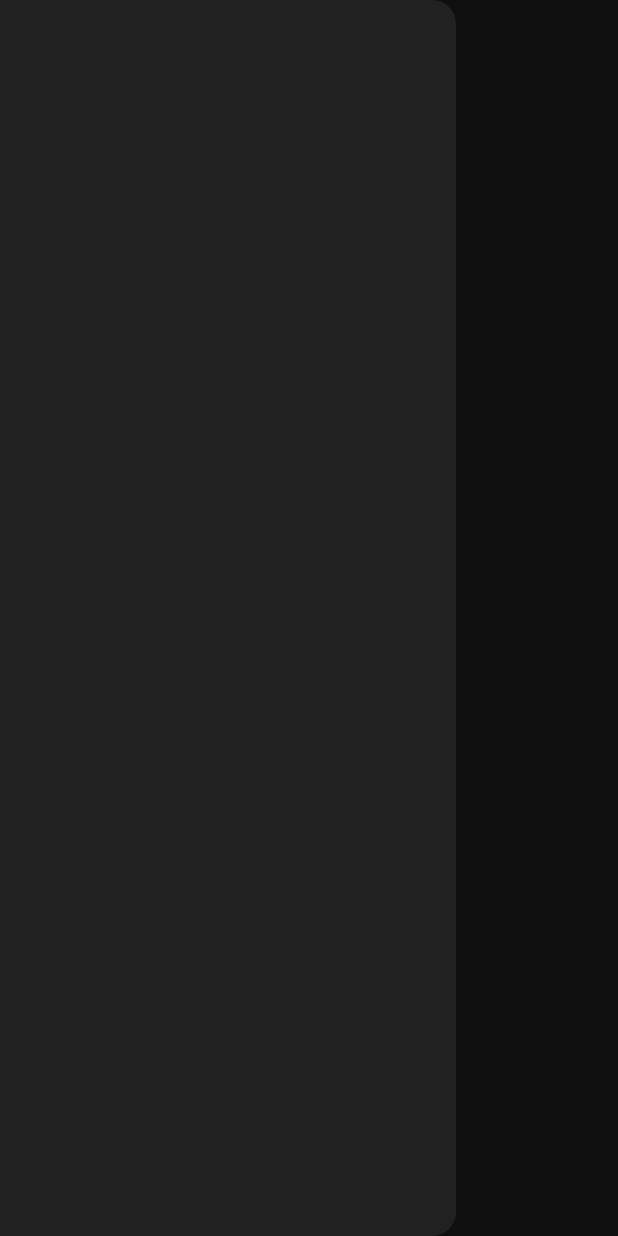
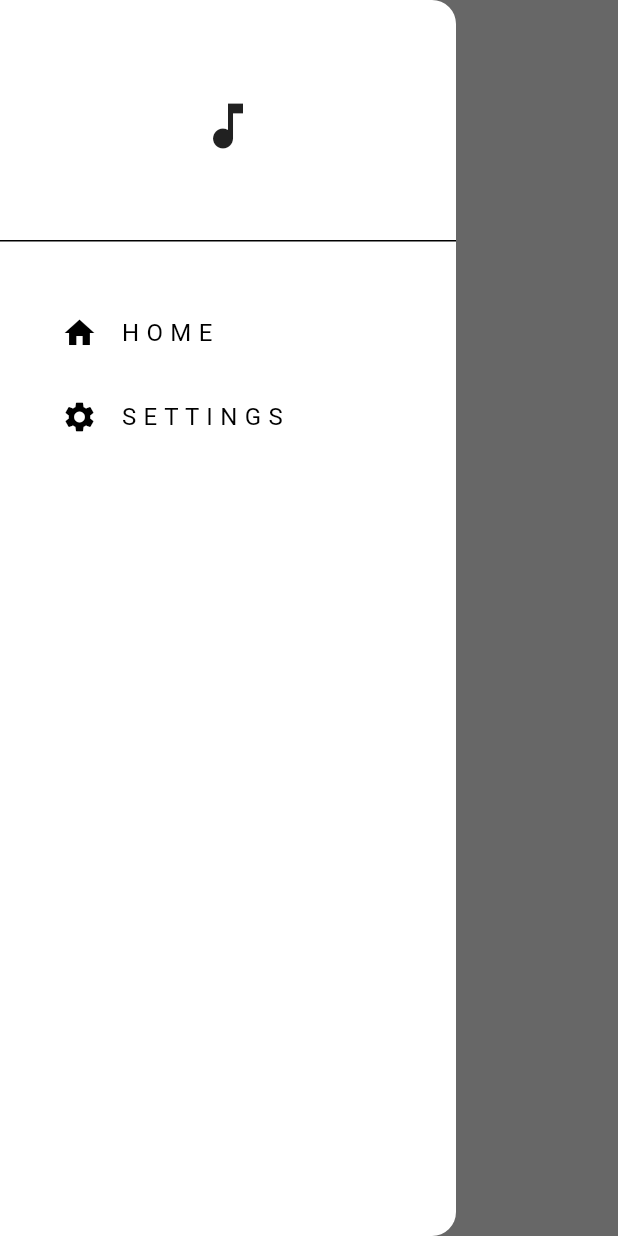
Before and after one commit to Ananreddy/Music_App, a Flutter app: the screen it shows after launch, with the side drawer open, on a phone screen of 412 x 824 dp. Run offline on Flutter 3.47's test engine with Material 3 defaults, Android fonts, the phone set to English and light mode, and no system bars.

Commit message:
Gave drawer more functionality and added settings and theme provider to switch between darMode and lightMode

```diff
--- /dev/null
+++ b/lib/components/drawer.dart
@@ -0,0 +1,56 @@
+import 'package:flutter/material.dart';
+import 'package:music_app/pages/settings.dart';
+
+
+class MyDrawer extends StatelessWidget{
+  const MyDrawer ({super.key});
+
+  @override
+  Widget build(BuildContext context){
+     return Drawer(
+      backgroundColor:Theme.of(context).colorScheme.background,
+      child:Column(
+      children: [
+        //logo
+        DrawerHeader(
+          child: Center(
+            child: Icon(
+              Icons.music_note,
+              size:40,
+              color: Theme.of(context).colorScheme.inversePrimary,
+            ),
+          ),
+        ),
+      //home tile
+         Padding(
+           padding: const EdgeInsets.only(left:25,top:25),
+           child: ListTile(
+            title: const Text("H O M E"),
+            leading: const Icon(Icons.home),
+            onTap: () => Navigator.pop(context),                          //{},
+           ),
+         ),
+        Padding(
+           padding: const EdgeInsets.only(left:25,top:0),
+           child: ListTile(
+            title: const Text("S E T T I N G S"),
+            leading: const Icon(Icons.settings),
+            onTap: () {
+              //pop drawer
+              Navigator.pop(context);
+              //navigate to settings page
+              Navigator.push(
+                context,
+                MaterialPageRoute(
+                  builder: (context) => SettingsPage(),
+                ),
+              );
+            },
+           ),
+         ),
+
+      ],
+     ),
+   );
+  }
+}
--- a/lib/main.dart
+++ b/lib/main.dart
@@ -1,12 +1,22 @@
 import 'package:flutter/material.dart';
 import 'pages/home_page.dart';
-import 'package:music_app/themes/dark_mode.dart';
+/*import 'package:music_app/themes/dark_mode.dart';
 import 'package:music_app/themes/light_mode.dart';
+was removed after using theme provider
+*/
+import 'package:provider/provider.dart';
+import 'package:music_app/themes/theme_provider.dart';
 
 
 void main() {
-  runApp(const MyApp());
+  runApp(
+     ChangeNotifierProvider(
+         create: (context) => ThemeProvider(), // removed runApp(const MyApp());
+         child: const MyApp(),
+         ),
+  );
 }
+
 
 class MyApp extends StatelessWidget {
   const MyApp({super.key});
@@ -15,8 +25,8 @@ class MyApp extends StatelessWidget {
   Widget build(BuildContext context) {
     return  MaterialApp(
       debugShowCheckedModeBanner: false,
-      home: Homepage(),
-      theme:darkmode,
+      home: const Homepage(),
+      theme:Provider.of<ThemeProvider>(context).themedata,
     );
   }
 }
--- a/lib/pages/home_page.dart
+++ b/lib/pages/home_page.dart
@@ -1,4 +1,5 @@
 import 'package:flutter/material.dart';
+import 'package:music_app/components/drawer.dart';
 
  class Homepage extends StatefulWidget{
          const Homepage({super.key});
@@ -17,8 +18,7 @@ import 'package:flutter/material.dart';
           centerTitle:true,
 
           ),
-          drawer: Drawer(),
+          drawer: MyDrawer(),
         );
       }
-
  }
--- a/lib/themes/theme_provider.dart
+++ b/lib/themes/theme_provider.dart
@@ -1,8 +1,33 @@
 import 'package:flutter/material.dart';
+import 'package:music_app/themes/dark_mode.dart';
+import 'package:music_app/themes/light_mode.dart';
 
-class ThemeProvider extends changeNotifier{
+class ThemeProvider extends ChangeNotifier{   // corrected Capital c
   //initially,Light Mode
+  ThemeData _themeData =lightmode;
+  // get theme
+  ThemeData get themedata => _themeData;
+  // is dark mode  or not
+  bool get isDarkMode => _themeData == darkmode;
 
+  //set theme
+  set themeData(ThemeData themeData) {
+         _themeData=themeData;
 
-  //
+         //update ui
+
+         notifyListeners();
+
+  }
+    //toggle theme
+
+    void toggleTheme()
+    {
+      if (_themeData == lightmode)
+    {
+        themeData= darkmode;
+    } else {
+      themeData=lightmode;
+    }
+  }
 }
```
Also changed, not shown: lib/pages/settings.dart (added, +17 -0 lines).
